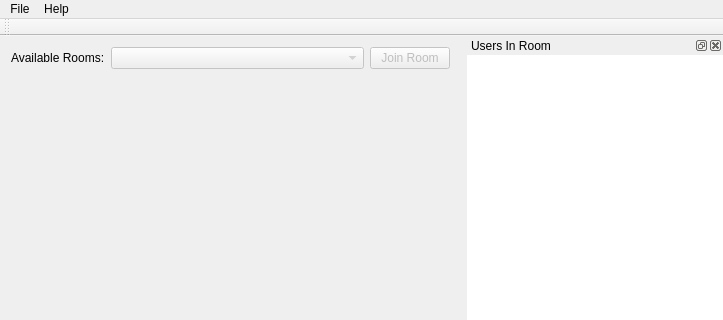
Qt form ui/main_window.ui (chmod700/SmoothTalker) before a commit; both pictures show x 0 to 723 and y 0 to 320 of the 723 by 761 pixel window.
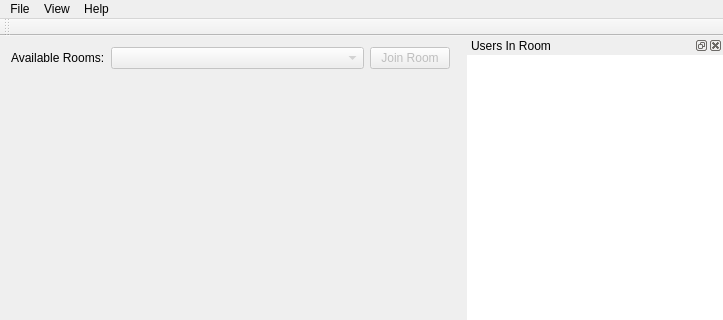
The same form after that commit. Icons and pictures are not drawn.

What changed in the file:
```diff
--- a/ui/main_window.ui
+++ b/ui/main_window.ui
@@ -95,7 +95,7 @@
      <height>21</height>
     </rect>
    </property>
-   <widget class="QMenu" name="menuFile">
+   <widget class="QMenu" name="menu_file">
     <property name="title">
      <string>File</string>
     </property>
@@ -105,14 +105,20 @@
     <addaction name="separator"/>
     <addaction name="action_exit"/>
    </widget>
-   <widget class="QMenu" name="menuHelp">
+   <widget class="QMenu" name="menu_help">
     <property name="title">
      <string>Help</string>
     </property>
     <addaction name="action_about"/>
    </widget>
-   <addaction name="menuFile"/>
-   <addaction name="menuHelp"/>
+   <widget class="QMenu" name="menu_view">
+    <property name="title">
+     <string>View</string>
+    </property>
+   </widget>
+   <addaction name="menu_file"/>
+   <addaction name="menu_view"/>
+   <addaction name="menu_help"/>
   </widget>
   <widget class="QStatusBar" name="statusBar"/>
   <widget class="QDockWidget" name="dockWidget">
```
Left out of the diff: 19 changed lines with no effect on the pictures.
